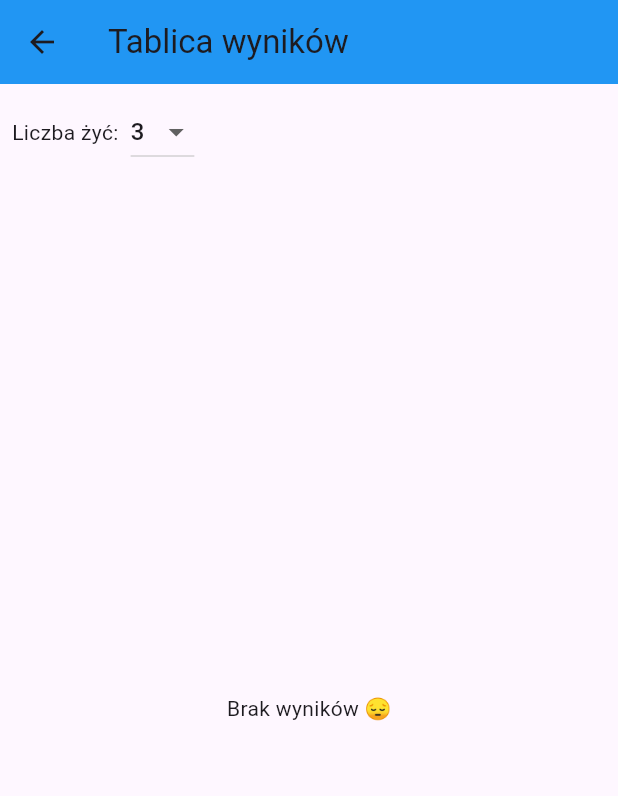
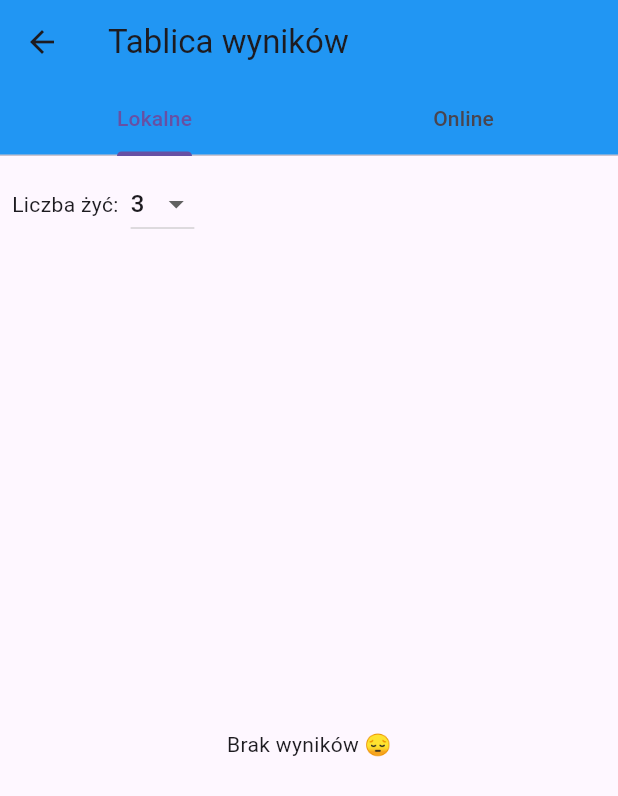
Before and after one commit to VashaTS/jedenz10, a Flutter app: the screen it shows after launch, after a tap on "Hiscore", on a phone screen of 412 x 824 dp. Shown: the top 796 px of the screen. Run offline on Flutter 3.47's test engine with Material 3 defaults, Android fonts, the phone set to English and light mode, and no system bars; our stand-ins replace audioplayers, cloud_firestore, firebase_core, image_picker, shared_preferences; accounts and stored records are empty.

Commit message:
Online Highscore

```diff
--- a/lib/main.dart
+++ b/lib/main.dart
@@ -1,3 +1,5 @@
+import 'package:firebase_core/firebase_core.dart';
+import 'firebase_options.dart';
 import 'package:flutter/material.dart';
 import 'package:jeden_z_dziesieciu/screens/hiscore_screen.dart';
 import 'package:provider/provider.dart';
@@ -8,10 +10,11 @@ import 'screens/settings_screen.dart';
 
 void main() async {
   WidgetsFlutterBinding.ensureInitialized();
-
   final settings = GameSettings();
   await settings.load();
-
+  await Firebase.initializeApp(
+    options: DefaultFirebaseOptions.currentPlatform,
+  );
   runApp(
     ChangeNotifierProvider<GameSettings>.value(
       value: settings,
--- a/lib/screens/game_screen.dart
+++ b/lib/screens/game_screen.dart
@@ -5,6 +5,7 @@ import 'dart:io';
 import 'dart:math';
 
 import 'package:audioplayers/audioplayers.dart';
+import 'package:cloud_firestore/cloud_firestore.dart';
 import 'package:flutter/material.dart';
 import 'package:flutter/services.dart' show rootBundle;
 import 'package:image_picker/image_picker.dart';
@@ -230,6 +231,15 @@ class _GameScreenState extends State<GameScreen> {
           numberOfLives,
           HighscoreEntry(p.name, p.correctAnswers, now),
         );
+        await FirebaseFirestore.instance
+            .collection('highscore')
+            .doc(numberOfLives.toString())
+            .collection('scores')
+            .add({
+              'name': p.name,
+              'score': p.correctAnswers,
+              'date': FieldValue.serverTimestamp(),
+            });
       }
     }
   }
@@ -347,7 +357,19 @@ class _GameScreenState extends State<GameScreen> {
               Text("Załadowano $availableCount pytań (użytych $recentCount)",
                   style: const TextStyle(fontWeight: FontWeight.bold)),
             const SizedBox(height: 12),
-
+            Row(mainAxisAlignment: MainAxisAlignment.spaceEvenly,
+            children: [
+              if (questions.isNotEmpty) ElevatedButton.icon(
+                icon: const Icon(Icons.list),
+                label: const Text("Kategorie"),
+                onPressed: _openCategoryScreen,
+              ),
+              ElevatedButton(
+                onPressed: () => Navigator.pushNamed(context, '/hiscore'),
+                child: const Text('Hiscore'),
+              ),
+            ]),
+            const SizedBox(height: 8),
             const Text("Wybierz liczbę szans:"),
             TextField(
               controller: _livesController,
@@ -365,13 +387,9 @@ class _GameScreenState extends State<GameScreen> {
               },
             ),
             const SizedBox(height: 8),
-            if (questions.isNotEmpty)
-              ElevatedButton.icon(
-                icon: const Icon(Icons.list),
-                label: const Text("Kategorie"),
-                onPressed: _openCategoryScreen,
-              ),
-            const SizedBox(height: 8),
+
+
+
             // szybkie przyciski 2-6
             Wrap(
               spacing: 10,
@@ -413,11 +431,8 @@ class _GameScreenState extends State<GameScreen> {
               },
               child: const Text("Dalej"),
             ),
-            const SizedBox(height: 12),
-            ElevatedButton(
-              onPressed: () => Navigator.pushNamed(context, '/hiscore'),
-              child: const Text('Hiscore'),
-            ),
+            // const SizedBox(height: 12),
+
           ],
         )
             : step == 1
--- a/lib/screens/hiscore_screen.dart
+++ b/lib/screens/hiscore_screen.dart
@@ -1,5 +1,7 @@
 import 'package:flutter/material.dart';
-import '../services/highscore_service.dart';
+import 'package:cloud_firestore/cloud_firestore.dart';
+
+import '../services/highscore_service.dart';   // local storage
 import '../models/highscore_entry.dart';
 
 class HighscoreScreen extends StatefulWidget {
@@ -9,31 +11,106 @@ class HighscoreScreen extends StatefulWidget {
   State<HighscoreScreen> createState() => _HighscoreScreenState();
 }
 
-class _HighscoreScreenState extends State<HighscoreScreen> {
+class _HighscoreScreenState extends State<HighscoreScreen>
+    with SingleTickerProviderStateMixin {
+  late final TabController _tabs;
+
   int _lives = 3;
-  List<HighscoreEntry> _list = [];
+  List<HighscoreEntry> _local = [];
+  List<HighscoreEntry> _online = [];
+  bool _onlineLoading = false;
+  String? _onlineError;
 
   @override
   void initState() {
     super.initState();
-    _load();
+    _tabs = TabController(length: 2, vsync: this);
+    _loadLocal();
+    _loadOnline();
   }
 
-  Future<void> _load() async {
-    _list = await HighscoreService.load(_lives);
+  /* ───────────────────────────────── Local ──────────────────────────────── */
+
+  Future<void> _loadLocal() async {
+    _local = await HighscoreService.load(_lives);
+    if (mounted) setState(() {});
+  }
+
+  /* ──────────────────────────────── Online ─────────────────────────────── */
+
+  Future<void> _loadOnline() async {
+    setState(() {
+      _onlineLoading = true;
+      _onlineError   = null;
+    });
+
+    try {
+      final qs = await FirebaseFirestore.instance
+          .collection('highscore')
+          .doc(_lives.toString())
+          .collection('scores')
+          .orderBy('score', descending: true)
+          .limit(10)
+          .get();
+
+      _online = qs.docs
+          .map((d) {
+          final data = d.data();
+      return HighscoreEntry(
+        data['name']  as String,                         // 1-st param
+        data['score'] as int,                            // 2-nd param
+        (data['date'] as Timestamp?)?.toDate()           // 3-rd param
+            ?? DateTime.now(),                           // fallback
+      );
+    })
+          .toList();
+    } catch (e) {
+      _onlineError = 'Błąd pobierania wyników';
+    } finally {
+      if (mounted) {
+        _onlineLoading = false;
         setState(() {});
       }
+    }
+  }
+
+  /* ──────────────────────────────── Build ──────────────────────────────── */
 
   @override
   Widget build(BuildContext context) {
-    return Scaffold(
+    return DefaultTabController(
+      length: 2,
+      child: Scaffold(
         appBar: AppBar(
           title: const Text('Tablica wyników'),
           backgroundColor: Colors.blue,
+          bottom: const TabBar(
+            tabs: [
+              Tab(text: 'Lokalne'),
+              Tab(text: 'Online'),
+            ],
+          ),
         ),
         body: Column(
           children: [
-          Padding(
+            _livesSelector(), // lives dropdown is shared
+            Expanded(
+              child: TabBarView(
+                children: [
+                  _buildList(_local),
+                  _buildOnlineTab(),
+                ],
+              ),
+            ),
+          ],
+        ),
+      ),
+    );
+  }
+
+  /* ░░░░░░░░░░░░░░░░░░  Widgets  ░░░░░░░░░░░░░░░░░░ */
+
+  Widget _livesSelector() => Padding(
     padding: const EdgeInsets.all(8),
     child: Row(
       children: [
@@ -51,21 +128,22 @@ class _HighscoreScreenState extends State<HighscoreScreen> {
           onChanged: (v) {
             if (v != null) {
               setState(() => _lives = v);
-                      _load();
+              _loadLocal();
+              _loadOnline();
             }
           },
-                )
+        ),
       ],
     ),
-          ),
-          Expanded(
-            child: _list.isEmpty
+  );
+
+  Widget _buildList(List<HighscoreEntry> data) => data.isEmpty
       ? const Center(child: Text('Brak wyników 😔'))
       : ListView.separated(
-              itemCount: _list.length,
+    itemCount: data.length,
     separatorBuilder: (_, __) => const Divider(height: 1),
     itemBuilder: (_, i) {
-                final e = _list[i];
+      final e = data[i];
       return ListTile(
         leading: Text('#${i + 1}'),
         title: Text(e.name),
@@ -76,10 +154,21 @@ class _HighscoreScreenState extends State<HighscoreScreen> {
         ),
       );
     },
-            ),
-          ),
-        ],
-      ),
   );
+
+  Widget _buildOnlineTab() {
+    if (_onlineLoading) {
+      return const Center(child: CircularProgressIndicator());
+    }
+    if (_onlineError != null) {
+      return Center(child: Text(_onlineError!));
+    }
+    return _buildList(_online);
+  }
+
+  @override
+  void dispose() {
+    _tabs.dispose();
+    super.dispose();
   }
 }
--- a/pubspec.yaml
+++ b/pubspec.yaml
@@ -17,6 +17,8 @@ dependencies:
   shared_preferences: ^2.2.2
   provider: ^6.1.2
   url_launcher: ^6.2.5
+  firebase_core: ^3.1.0
+  cloud_firestore: ^5.0.1
 
 dev_dependencies:
   flutter_test:
```
Also changed, not shown: firebase.json (added), lib/firebase_options.dart (added), pubspec.lock, 6 other files. Lines whose indentation alone changed are shown as unchanged.
